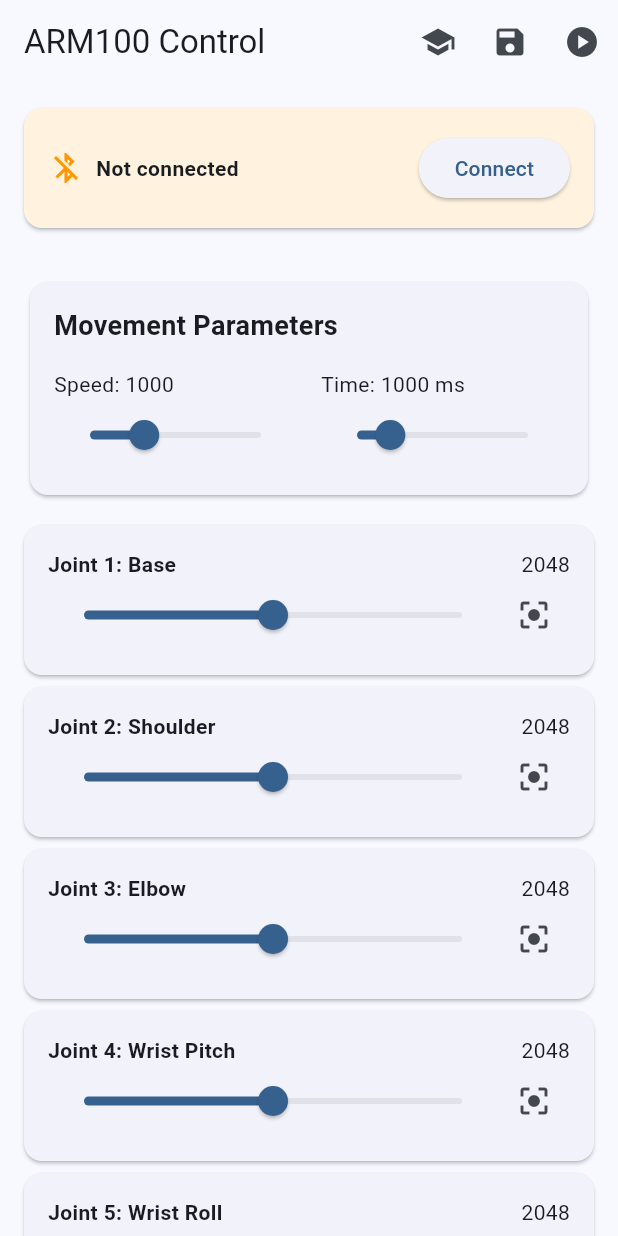
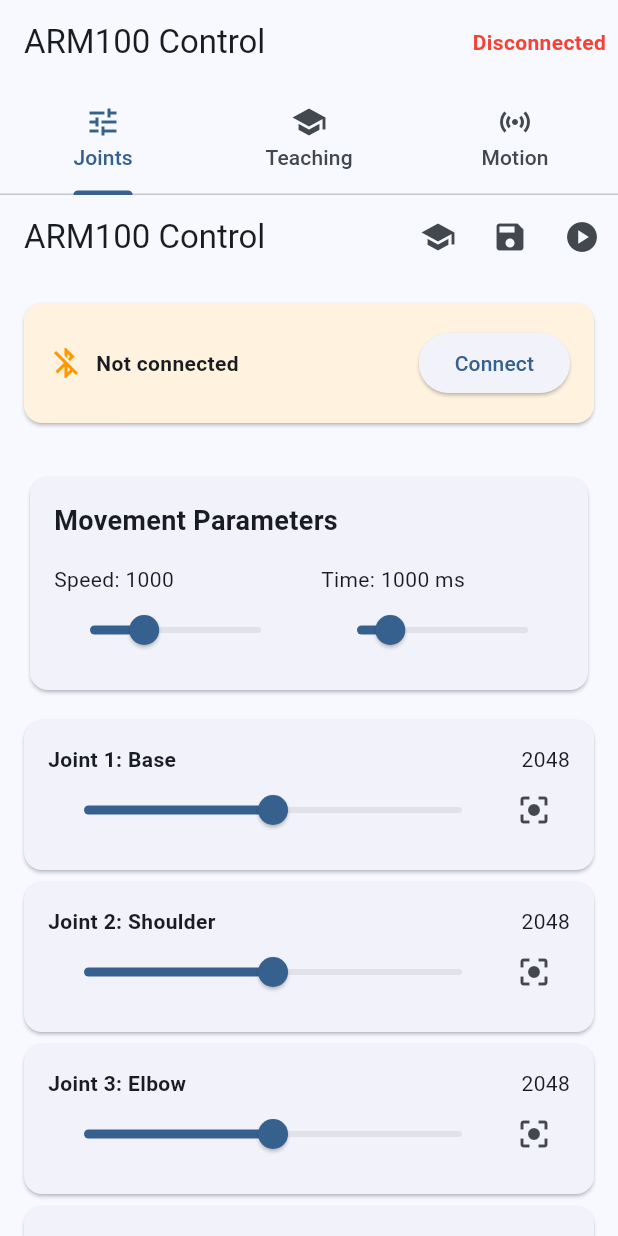
Before and after one commit to EugeniyKozhanov/barm, a Flutter app: the screen it shows after launch, on a phone screen of 412 x 824 dp. Run offline on Flutter 3.47's test engine with Material 3 defaults, Android fonts, the phone set to English and light mode, and no system bars; our stand-ins replace flutter_blue_plus, permission_handler, sensors_plus, shared_preferences.

Commit message:
Init antroduce motion control

```diff
--- a/flattep_app/barm_control/lib/main.dart
+++ b/flattep_app/barm_control/lib/main.dart
@@ -1,7 +1,7 @@
 import 'package:flutter/material.dart';
 import 'package:provider/provider.dart';
 import 'services/arm_ble_service.dart';
-import 'screens/joint_control_screen.dart';
+import 'screens/main_screen.dart';
 
 void main() {
   runApp(const MyApp());
@@ -20,7 +20,7 @@ class MyApp extends StatelessWidget {
           colorScheme: ColorScheme.fromSeed(seedColor: Colors.blue),
           useMaterial3: true,
         ),
-        home: const JointControlScreen(),
+        home: const MainScreen(),
       ),
     );
   }
--- /dev/null
+++ b/flattep_app/barm_control/lib/screens/main_screen.dart
@@ -0,0 +1,73 @@
+import 'package:flutter/material.dart';
+import 'package:provider/provider.dart';
+import '../services/arm_ble_service.dart';
+import 'joint_control_screen.dart';
+import 'teaching_mode_screen.dart';
+import 'motion_control_screen.dart';
+
+class MainScreen extends StatefulWidget {
+  const MainScreen({super.key});
+
+  @override
+  State<MainScreen> createState() => _MainScreenState();
+}
+
+class _MainScreenState extends State<MainScreen> with SingleTickerProviderStateMixin {
+  late TabController _tabController;
+
+  @override
+  void initState() {
+    super.initState();
+    _tabController = TabController(length: 3, vsync: this);
+  }
+
+  @override
+  void dispose() {
+    _tabController.dispose();
+    super.dispose();
+  }
+
+  @override
+  Widget build(BuildContext context) {
+    return Consumer<ArmBleService>(
+      builder: (context, bleService, child) {
+        return Scaffold(
+          appBar: AppBar(
+            title: const Text('ARM100 Control'),
+            actions: [
+              // Connection status
+              Padding(
+                padding: const EdgeInsets.symmetric(horizontal: 8),
+                child: Center(
+                  child: Text(
+                    bleService.isConnected ? 'Connected' : 'Disconnected',
+                    style: TextStyle(
+                      color: bleService.isConnected ? Colors.green : Colors.red,
+                      fontWeight: FontWeight.bold,
+                    ),
+                  ),
+                ),
+              ),
+            ],
+            bottom: TabBar(
+              controller: _tabController,
+              tabs: const [
+                Tab(icon: Icon(Icons.tune), text: 'Joints'),
+                Tab(icon: Icon(Icons.school), text: 'Teaching'),
+                Tab(icon: Icon(Icons.sensors), text: 'Motion'),
+              ],
+            ),
+          ),
+          body: TabBarView(
+            controller: _tabController,
+            children: const [
+              JointControlScreen(),
+              TeachingModeScreen(),
+              MotionControlScreen(),
+            ],
+          ),
+        );
+      },
+    );
+  }
+}
--- a/flattep_app/barm_control/pubspec.yaml
+++ b/flattep_app/barm_control/pubspec.yaml
@@ -49,6 +49,9 @@ dependencies:
 
   # UUID generation
   uuid: ^4.3.3
+
+  # Sensors (gyroscope, accelerometer)
+  sensors_plus: ^4.0.2
 
 dev_dependencies:
   flutter_test:
```
Also changed, not shown: flattep_app/barm_control/lib/screens/motion_control_screen.dart (added, +433 -0 lines), flattep_app/barm_control/pubspec.lock.
